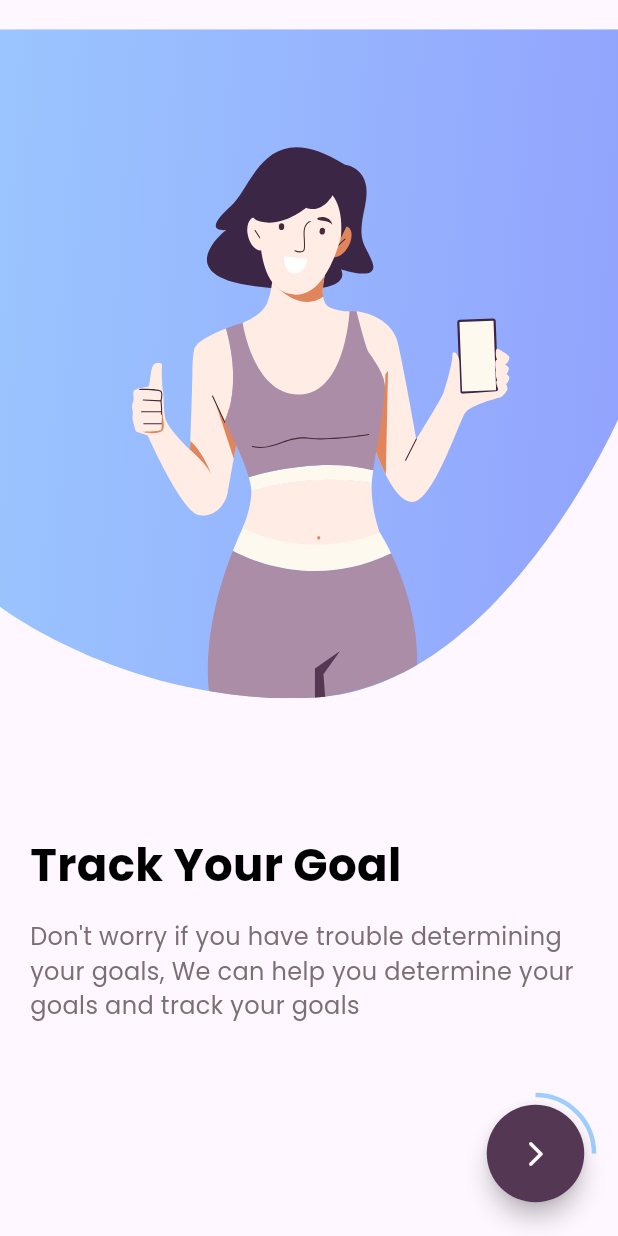
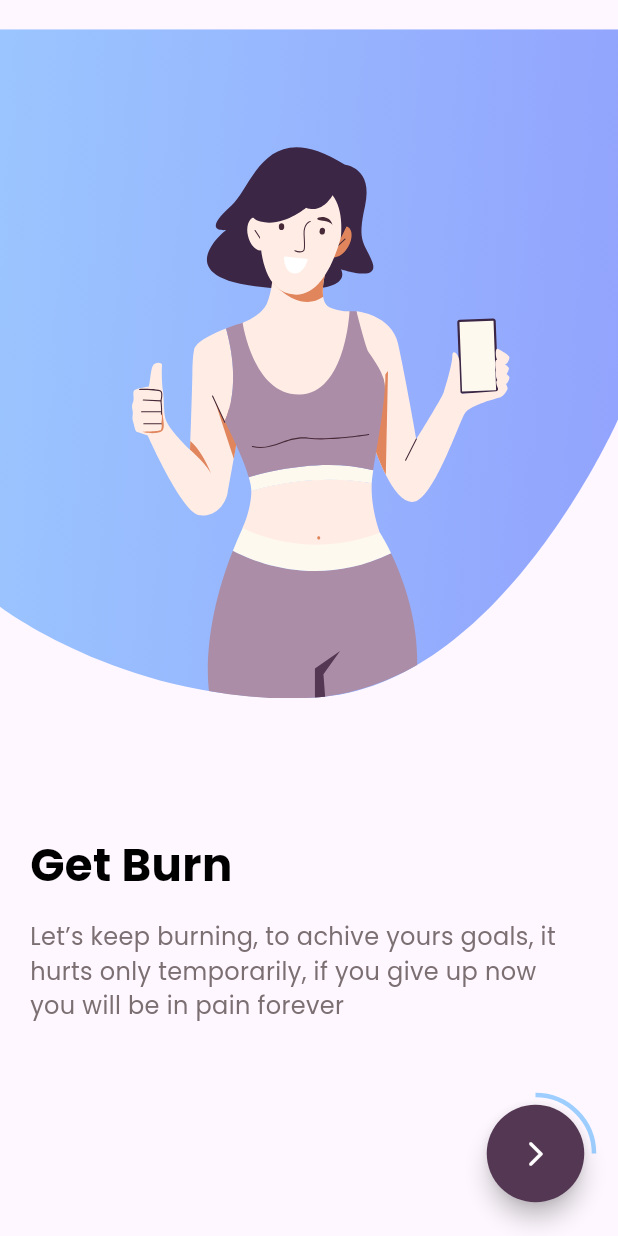
Before and after one commit to Shamoon-Abbas/Fitness_app, a Flutter app: the Onboarding4 screen opened directly, on a phone screen of 412 x 824 dp. Run offline on Flutter 3.47's test engine with Material 3 defaults, Android fonts, the phone set to English and light mode, and no system bars; our stand-ins replace flutter_svg.

```diff
--- a/lib/onboarding_4.dart
+++ b/lib/onboarding_4.dart
@@ -15,7 +15,7 @@ class Onboarding4 extends StatelessWidget {
             SizedBox(height: 70,),
             Padding(
               padding: const EdgeInsets.symmetric(horizontal:20),
-              child: Text("Track Your Goal",style: TextStyle(
+              child: Text("Get Burn",style: TextStyle(
                   fontSize: 30,
                   color: Colors.black,
                   fontFamily: 'bold'
@@ -23,7 +23,7 @@ class Onboarding4 extends StatelessWidget {
             ),
             Padding(
               padding: const EdgeInsets.symmetric(horizontal: 20,vertical: 15),
-              child: Text("Don't worry if you have trouble determining your goals, We can help you determine your goals and track your goals",
+              child: Text("Let’s keep burning, to achive yours goals, it hurts only temporarily, if you give up now you will be in pain forever",
                 style: TextStyle(
                     fontSize: 16,
                     color: Color(0xFF7B6F72),
```
Also changed, not shown: assets/images/onboard2.svg (added), assets/images/onboard3.svg (added), assets/images/onboard4.svg (added).
